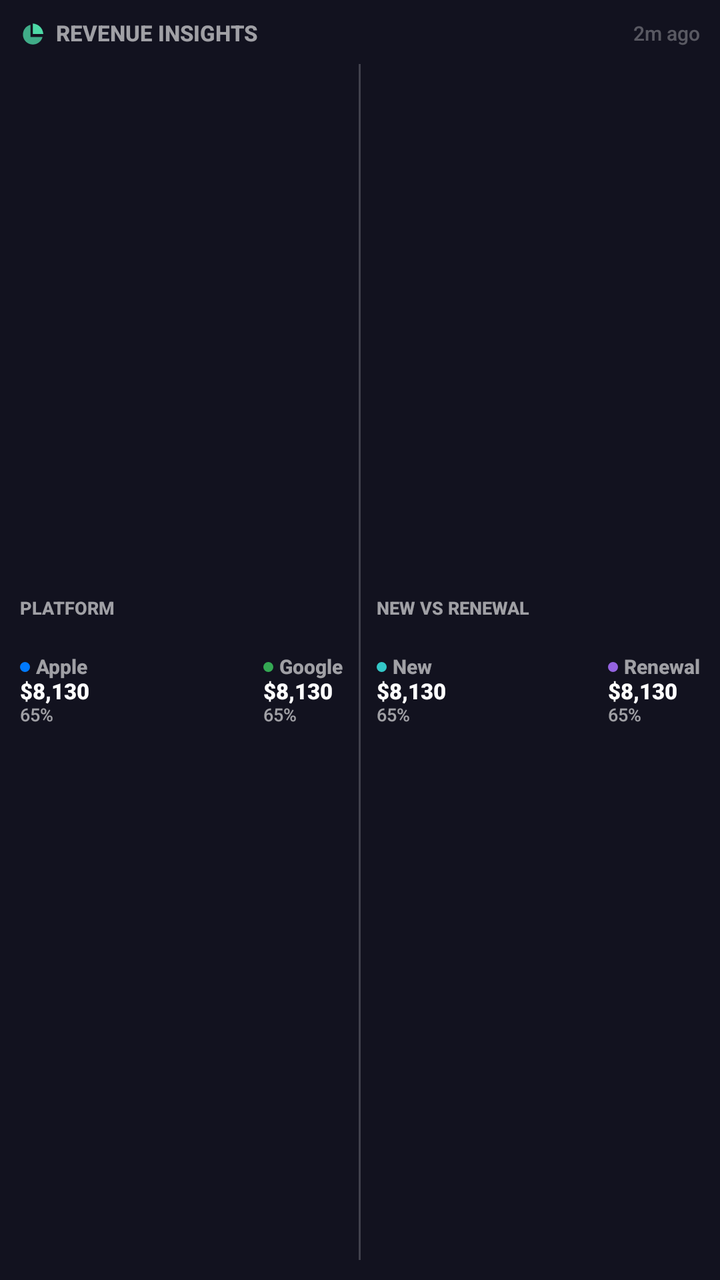
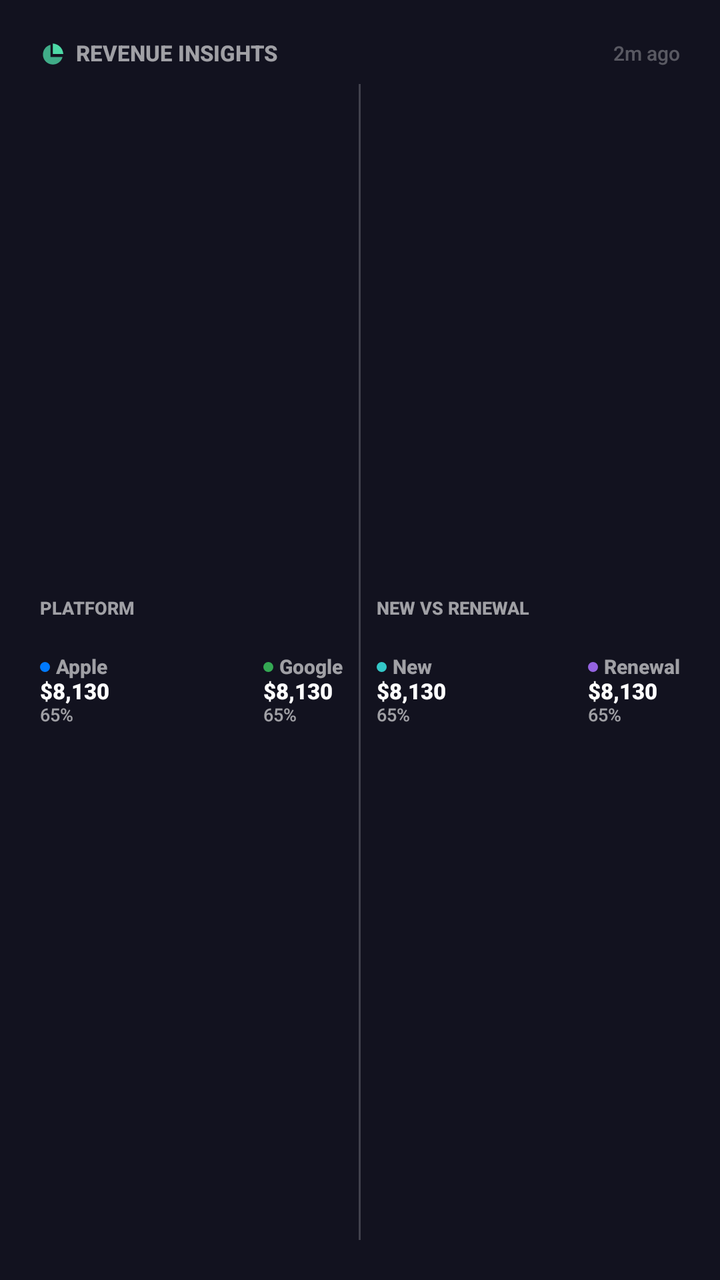

The first picture is an Android layout as it rendered before a commit; the second is the same layout after the commit. The layout source and the unified diff follow.
<!-- AndroidManifest.xml: fallback theme Theme.MaterialComponents.DayNight.NoActionBar -->
<!-- res/layout/revenue_insights_widget_medium.xml -->
<?xml version="1.0" encoding="utf-8"?>
<LinearLayout xmlns:android="http://schemas.android.com/apk/res/android"
    android:id="@+id/widgetRoot"
    android:layout_width="match_parent"
    android:layout_height="match_parent"
    android:orientation="vertical"
    android:padding="10dp"
    android:background="@color/widgetBackground">

    <LinearLayout
        android:layout_width="match_parent"
        android:layout_height="wrap_content"
        android:orientation="horizontal"
        android:gravity="center_vertical">
        <ImageView
            android:layout_width="14dp"
            android:layout_height="14dp"
            android:src="@drawable/ic_widget_chart_pie"
            android:contentDescription="@null" />
        <TextView
            android:layout_width="wrap_content"
            android:layout_height="wrap_content"
            android:text="REVENUE INSIGHTS"
            android:textSize="11sp"
            android:textStyle="bold"
            android:layout_marginStart="4dp"
            android:textColor="@color/widgetTextSecondary" android:fontFamily="sans-serif-medium" android:includeFontPadding="false" />
        <TextView android:layout_width="0dp" android:layout_height="0dp" android:layout_weight="1" />
        <TextView
            android:id="@+id/tvLastUpdated"
            android:layout_width="wrap_content"
            android:layout_height="wrap_content"
            android:text="2m ago"
            android:textSize="10sp"
            android:textColor="@color/widgetTextQuaternary" android:fontFamily="sans-serif-medium" android:includeFontPadding="false" />
    </LinearLayout>
    <LinearLayout android:layout_width="match_parent" android:layout_height="0dp" android:layout_weight="1" android:orientation="horizontal" android:gravity="center_vertical" android:layout_marginTop="8dp">
        <LinearLayout android:layout_width="0dp" android:layout_height="match_parent" android:layout_weight="1" android:orientation="vertical" android:gravity="center_vertical">
            <TextView android:layout_width="wrap_content" android:layout_height="wrap_content" android:text="PLATFORM" android:textSize="9sp" android:textStyle="bold" android:textColor="@color/widgetTextSecondary" android:fontFamily="sans-serif-medium" android:includeFontPadding="false" />
            <ImageView android:id="@+id/imgPlatformBar" android:layout_width="match_parent" android:layout_height="10dp" android:layout_marginTop="4dp" android:scaleType="fitXY" />
            <LinearLayout android:layout_width="match_parent" android:layout_height="wrap_content" android:orientation="horizontal" android:layout_marginTop="4dp">
                <LinearLayout android:layout_width="wrap_content" android:layout_height="wrap_content" android:orientation="vertical">
                    <LinearLayout android:layout_width="wrap_content" android:layout_height="wrap_content" android:orientation="horizontal" android:gravity="center_vertical">
                        <TextView android:layout_width="5dp" android:layout_height="5dp" android:background="@drawable/bg_circle_apple" />
                        <TextView android:layout_width="wrap_content" android:layout_height="wrap_content" android:text="Apple" android:textSize="10sp" android:textStyle="bold" android:layout_marginStart="3dp" android:textColor="@color/widgetTextSecondary" android:fontFamily="sans-serif-medium" android:includeFontPadding="false" />
                    </LinearLayout>
                    <TextView android:id="@+id/tvAppleRevenue" android:layout_width="wrap_content" android:layout_height="wrap_content" android:text="$8,130" android:textSize="11sp" android:textStyle="bold" android:textColor="@color/widgetTextPrimary" android:fontFamily="sans-serif-black" android:includeFontPadding="false" />
                    <TextView android:id="@+id/tvApplePct" android:layout_width="wrap_content" android:layout_height="wrap_content" android:text="65%" android:textSize="9sp" android:textColor="@color/widgetTextSecondary" android:fontFamily="sans-serif-medium" android:includeFontPadding="false" />
                </LinearLayout>
                <TextView android:layout_width="0dp" android:layout_height="0dp" android:layout_weight="1" />
                <LinearLayout android:layout_width="wrap_content" android:layout_height="wrap_content" android:orientation="vertical">
                    <LinearLayout android:layout_width="wrap_content" android:layout_height="wrap_content" android:orientation="horizontal" android:gravity="center_vertical">
                        <TextView android:layout_width="5dp" android:layout_height="5dp" android:background="@drawable/bg_circle_google" />
                        <TextView android:layout_width="wrap_content" android:layout_height="wrap_content" android:text="Google" android:textSize="10sp" android:textStyle="bold" android:layout_marginStart="3dp" android:textColor="@color/widgetTextSecondary" android:fontFamily="sans-serif-medium" android:includeFontPadding="false" />
                    </LinearLayout>
                    <TextView android:id="@+id/tvGoogleRevenue" android:layout_width="wrap_content" android:layout_height="wrap_content" android:text="$8,130" android:textSize="11sp" android:textStyle="bold" android:textColor="@color/widgetTextPrimary" android:fontFamily="sans-serif-black" android:includeFontPadding="false" />
                    <TextView android:id="@+id/tvGooglePct" android:layout_width="wrap_content" android:layout_height="wrap_content" android:text="65%" android:textSize="9sp" android:textColor="@color/widgetTextSecondary" android:fontFamily="sans-serif-medium" android:includeFontPadding="false" />
                </LinearLayout>
            </LinearLayout>
        </LinearLayout>
        <TextView
        android:layout_width="1dp"
        android:layout_height="match_parent"
        android:background="@color/widgetDivider"
        android:layout_marginStart="8dp"
        android:layout_marginEnd="8dp" />
        <LinearLayout android:layout_width="0dp" android:layout_height="match_parent" android:layout_weight="1" android:orientation="vertical" android:gravity="center_vertical">
            <TextView android:layout_width="wrap_content" android:layout_height="wrap_content" android:text="NEW VS RENEWAL" android:textSize="9sp" android:textStyle="bold" android:textColor="@color/widgetTextSecondary" android:fontFamily="sans-serif-medium" android:includeFontPadding="false" />
            <ImageView android:id="@+id/imgNewRenewalBar" android:layout_width="match_parent" android:layout_height="10dp" android:layout_marginTop="4dp" android:scaleType="fitXY" />
            <LinearLayout android:layout_width="match_parent" android:layout_height="wrap_content" android:orientation="horizontal" android:layout_marginTop="4dp">
                <LinearLayout android:layout_width="wrap_content" android:layout_height="wrap_content" android:orientation="vertical">
                    <LinearLayout android:layout_width="wrap_content" android:layout_height="wrap_content" android:orientation="horizontal" android:gravity="center_vertical">
                        <TextView android:layout_width="5dp" android:layout_height="5dp" android:background="@drawable/bg_circle_new" />
                        <TextView android:layout_width="wrap_content" android:layout_height="wrap_content" android:text="New" android:textSize="10sp" android:textStyle="bold" android:layout_marginStart="3dp" android:textColor="@color/widgetTextSecondary" android:fontFamily="sans-serif-medium" android:includeFontPadding="false" />
                    </LinearLayout>
                    <TextView android:id="@+id/tvNewRevenue" android:layout_width="wrap_content" android:layout_height="wrap_content" android:text="$8,130" android:textSize="11sp" android:textStyle="bold" android:textColor="@color/widgetTextPrimary" android:fontFamily="sans-serif-black" android:includeFontPadding="false" />
                    <TextView android:id="@+id/tvNewPct" android:layout_width="wrap_content" android:layout_height="wrap_content" android:text="65%" android:textSize="9sp" android:textColor="@color/widgetTextSecondary" android:fontFamily="sans-serif-medium" android:includeFontPadding="false" />
                </LinearLayout>
                <TextView android:layout_width="0dp" android:layout_height="0dp" android:layout_weight="1" />
                <LinearLayout android:layout_width="wrap_content" android:layout_height="wrap_content" android:orientation="vertical">
                    <LinearLayout android:layout_width="wrap_content" android:layout_height="wrap_content" android:orientation="horizontal" android:gravity="center_vertical">
                        <TextView android:layout_width="5dp" android:layout_height="5dp" android:background="@drawable/bg_circle_renewal" />
                        <TextView android:layout_width="wrap_content" android:layout_height="wrap_content" android:text="Renewal" android:textSize="10sp" android:textStyle="bold" android:layout_marginStart="3dp" android:textColor="@color/widgetTextSecondary" android:fontFamily="sans-serif-medium" android:includeFontPadding="false" />
                    </LinearLayout>
                    <TextView android:id="@+id/tvRenewalRevenue" android:layout_width="wrap_content" android:layout_height="wrap_content" android:text="$8,130" android:textSize="11sp" android:textStyle="bold" android:textColor="@color/widgetTextPrimary" android:fontFamily="sans-serif-black" android:includeFontPadding="false" />
                    <TextView android:id="@+id/tvRenewalPct" android:layout_width="wrap_content" android:layout_height="wrap_content" android:text="65%" android:textSize="9sp" android:textColor="@color/widgetTextSecondary" android:fontFamily="sans-serif-medium" android:includeFontPadding="false" />
                </LinearLayout>
            </LinearLayout>
        </LinearLayout>
    </LinearLayout>
</LinearLayout>
<!-- resources referenced by this layout -->
<resources>
  <color name="widgetBackground">#12121F</color>
  <color name="widgetDivider">#33FFFFFF</color>
  <color name="widgetTextPrimary">#FFFFFFFF</color>
  <color name="widgetTextQuaternary">#4DFFFFFF</color>
  <color name="widgetTextSecondary">#99FFFFFF</color>
  <!-- drawable bg_circle_apple (drawable) -->
  <?xml version="1.0" encoding="utf-8"?>
  <shape xmlns:android="http://schemas.android.com/apk/res/android"
      android:shape="oval">
      <solid android:color="@color/appleBlue" />
      <size android:width="6dp" android:height="6dp" />
  </shape>
  <!-- drawable bg_circle_google (drawable) -->
  <?xml version="1.0" encoding="utf-8"?>
  <shape xmlns:android="http://schemas.android.com/apk/res/android"
      android:shape="oval">
      <solid android:color="@color/googleGreen" />
      <size android:width="6dp" android:height="6dp" />
  </shape>
  <!-- drawable bg_circle_new (drawable) -->
  <?xml version="1.0" encoding="utf-8"?>
  <shape xmlns:android="http://schemas.android.com/apk/res/android"
      android:shape="oval">
      <solid android:color="@color/newTeal" />
      <size android:width="6dp" android:height="6dp" />
  </shape>
  <!-- drawable bg_circle_renewal (drawable) -->
  <?xml version="1.0" encoding="utf-8"?>
  <shape xmlns:android="http://schemas.android.com/apk/res/android"
      android:shape="oval">
      <solid android:color="@color/renewalPurple" />
      <size android:width="6dp" android:height="6dp" />
  </shape>
  <!-- drawable ic_widget_chart_pie (drawable) -->
  <vector xmlns:android="http://schemas.android.com/apk/res/android" android:width="24dp" android:height="24dp" android:viewportWidth="24" android:viewportHeight="24">
      <path android:fillColor="@color/widgetAccent" android:pathData="M11,3v9h9c-0.5,-5.1 -3.9,-8.5 -9,-9z"/>
      <path android:fillColor="@color/widgetAccent" android:fillAlpha="0.78" android:pathData="M9,4.1C5.1,5.1 2.5,8.5 2.5,12.5C2.5,17.2 6.3,21 11,21c4,0 7.4,-2.7 8.3,-6.4H9V4.1z"/>
  </vector>
  <color name="appleBlue">#007AFF</color>
  <color name="googleGreen">#34A853</color>
  <color name="newTeal">#33C7C7</color>
  <color name="renewalPurple">#9463E0</color>
  <color name="widgetAccent">#4DD9A6</color>
</resources>

<!-- the commit's change to res/layout/revenue_insights_widget_medium.xml (unified diff, before → after) -->
@@ -4,7 +4,7 @@
     android:layout_width="match_parent"
     android:layout_height="match_parent"
     android:orientation="vertical"
-    android:padding="10dp"
+    android:padding="20dp"
     android:background="@color/widgetBackground">
 
     <LinearLayout
